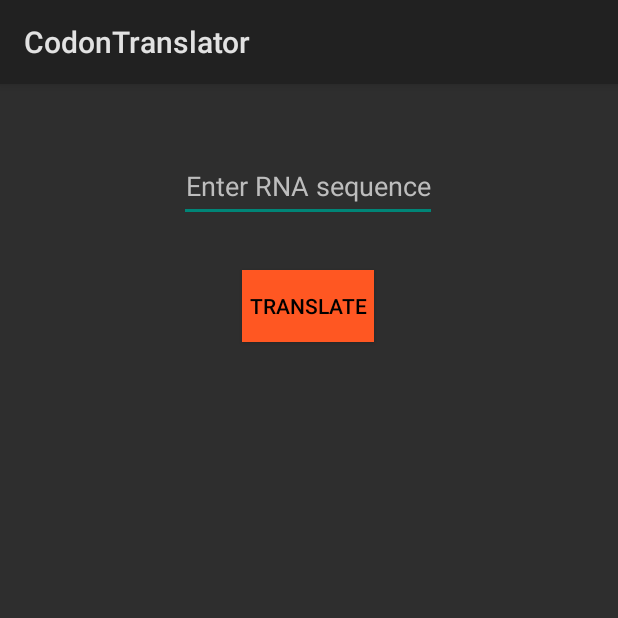
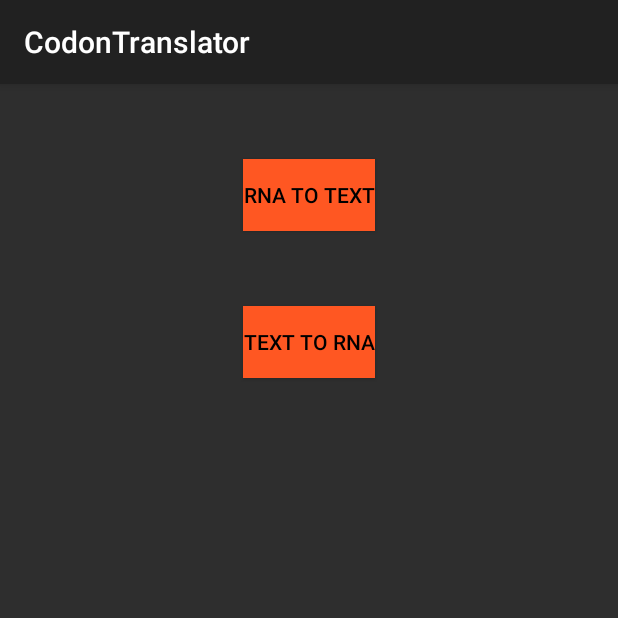
Before and after one commit to Morganator2000/CodonTranslator, an Android app built with Jetpack Compose: the screen it shows after launch (MainActivity), on a phone screen of 412 x 824 dp, the top half of it. Run offline under Robolectric (Android 15) with nearby library versions, the phone set to English and light mode, and no system bars.

Commit message:
New plan, make text to RNA as well.

```diff
--- a/app/build.gradle.kts
+++ b/app/build.gradle.kts
@@ -65,6 +65,8 @@ dependencies {
     implementation(libs.androidx.material3)
     implementation(libs.androidx.constraintlayout)
     implementation(libs.androidx.appcompat)
+    implementation(libs.material)
+    implementation(libs.androidx.activity)
     testImplementation(libs.junit)
     androidTestImplementation(libs.androidx.junit)
     androidTestImplementation(libs.androidx.espresso.core)
--- a/app/src/main/java/com/hedgehax/codontranslator/MainActivity.kt
+++ b/app/src/main/java/com/hedgehax/codontranslator/MainActivity.kt
@@ -1,116 +1,27 @@
 package com.hedgehax.codontranslator
 
+import android.content.Intent
 import android.os.Bundle
 import android.widget.Button
-import android.widget.EditText
-import android.widget.TextView
-import androidx.activity.ComponentActivity
-import androidx.activity.enableEdgeToEdge
+import androidx.appcompat.app.AppCompatActivity
 
-class MainActivity : ComponentActivity() {
+
+class MainActivity : AppCompatActivity() {
     override fun onCreate(savedInstanceState: Bundle?) {
         super.onCreate(savedInstanceState)
-        enableEdgeToEdge()
         setContentView(R.layout.main_activity)
 
-        val rnaInput: EditText = findViewById(R.id.rnaInput)
-        val translateButton: Button = findViewById(R.id.translateButton)
-        val textOutput: TextView = findViewById(R.id.textOutput)
+        val rnaToTextButton : Button = findViewById(R.id.rna_to_text_button)
+        val textToRnaButton : Button = findViewById(R.id.text_to_rna_button)
 
-        translateButton.setOnClickListener {
-            val rnaSequence = rnaInput.text.toString()
-            if (rnaSequence.isBlank()) {
-                showErrorDialog("You must type something in.")
-                return@setOnClickListener
-            }
-            try {
-                if (validateSequence(rnaSequence)) {
-                    val aminoAcidString = sequenceToCodon(rnaSequence)
-                    textOutput.text = aminoAcidString
-                }
-            } catch (e: InvalidSequenceException) {
-                showErrorDialog(e.message)
-            } catch (e: InvalidCharacterException) {
-                showErrorDialog(e.message)
-            } catch (e: Exception) {
-                showErrorDialog("An unknown error occurred.")
-            }
+        rnaToTextButton.setOnClickListener {
+            val intent = Intent(this,RnaToText::class.java)
+            startActivity(intent)
+        }
+
+        textToRnaButton.setOnClickListener {
+            val intent = Intent(this,TextToRna::class.java)
+            startActivity(intent)
         }
     }
-
-    override fun onPause() {
-        super.onPause()
-    }
-
-    class InvalidSequenceException(message: String) : Exception(message)
-    class InvalidCharacterException(message: String) : Exception(message)
-
-    private fun validateSequence(sequence: String): Boolean {
-        if (sequence.length % 3 != 0) {
-            throw InvalidSequenceException("Incorrect number of characters. Sequence should be in a multiple of three. You have " + (sequence.length % 3) + " extra character(s).")
-        }
-
-        val upperSequence = sequence.uppercase()
-        val validCharacters = setOf('A', 'C', 'G', 'U')
-
-        for (char in upperSequence) {
-            if (char !in validCharacters) {
-                throw InvalidCharacterException("Invalid character '$char'.")
-            }
-        }
-        return true
-    }
-
-    private fun splitSequence(sequence: String): List<String> {
-        return sequence.chunked(3)
-    }
-
-    private fun translateCodon(codon: String): String {
-        return when (codon) {
-            "GCA", "GCC", "GCG", "GCU" -> "A"
-            "CGA", "CGC", "CGG", "CGU", "AGA", "AGG" -> "R"
-            "AAU", "AAC" -> "N"
-            "GAU", "GAC" -> "D"
-            "UGU", "UGC" -> "C"
-            "CAA", "CAG" -> "Q"
-            "GAA", "GAG" -> "E"
-            "GGA", "GGC", "GGU", "GGG" -> "G"
-            "CAU", "CAC" -> "H"
-            "AUA", "AUC", "AUU" -> "I"
-            "UUA", "UUG", "CUA", "CUC", "CUG", "CUU" -> "L"
-            "AAA", "AAG" -> "K"
-            "AUG" -> "M"
-            "UUU", "UUC" -> "F"
-            "CCA", "CCC", "CCG", "CCU" -> "P"
-            "AGU", "AGC", "UCA", "UCC", "UCG", "UCU" -> "S"
-            "ACA", "ACC", "ACG", "ACU" -> "T"
-            "UGG" -> "W"
-            "UAU", "UAC" -> "Y"
-            "GUA", "GUC", "GUG", "GUU" -> "V"
-            "UAA", "UAG", "UGA" -> " [stop codon] "
-            else -> " Invalid value. How did you do that? "
-        }
-    }
-
-    private fun sequenceToCodon(sequence: String): String {
-        val upperSequence = sequence.uppercase()
-        validateSequence(upperSequence)
-        val codons = splitSequence(upperSequence)
-        val aminoAcids = mutableListOf<String>()
-
-        for (codon in codons) {
-            val aminoAcid = translateCodon(codon)
-            aminoAcids.add(aminoAcid)
-        }
-
-        return aminoAcids.joinToString("")
-    }
-
-    private fun showErrorDialog(message: String?) {
-        android.app.AlertDialog.Builder(this, R.style.AlertDialog)
-            .setTitle("Error")
-            .setMessage(message)
-            .setPositiveButton("OK", null)
-            .show()
-    }
 }
--- a/app/src/main/res/layout/main_activity.xml
+++ b/app/src/main/res/layout/main_activity.xml
@@ -5,44 +5,31 @@
     android:layout_height="match_parent"
     xmlns:app="http://schemas.android.com/apk/res-auto">
 
-    <EditText
-        android:id="@+id/rnaInput"
+    <Button
+        android:id="@+id/rna_to_text_button"
         android:layout_width="wrap_content"
         android:layout_height="wrap_content"
-        android:layout_marginStart="20dp"
-        android:layout_marginTop="100dp"
-        android:layout_marginEnd="20dp"
-        android:hint="Enter RNA sequence"
-        android:textColorHint="@color/light_grey"
-        android:minHeight="48dp"
-        android:textAlignment="center"
-        android:textSize="8pt"
-        android:textColor="@color/white"
+        android:layout_marginTop="50dp"
+        android:layout_marginBottom="10dp"
+        android:text="RNA to Text"
+        android:background="@color/orange"
+        android:textColor="@color/black"
         app:layout_constraintEnd_toEndOf="parent"
-        app:layout_constraintHorizontal_bias="0.497"
         app:layout_constraintStart_toStartOf="parent"
         app:layout_constraintTop_toTopOf="parent" />
 
     <Button
-        android:id="@+id/translateButton"
+        android:id="@+id/text_to_rna_button"
         android:layout_width="wrap_content"
         android:layout_height="wrap_content"
-        android:layout_marginTop="32dp"
-        android:text="Translate"
+        android:layout_marginTop="50dp"
+        android:layout_marginBottom="10dp"
+        android:text="Text to RNA"
         android:background="@color/orange"
         android:textColor="@color/black"
-        app:layout_constraintEnd_toEndOf="@+id/rnaInput"
-        app:layout_constraintStart_toStartOf="@+id/rnaInput"
-        app:layout_constraintTop_toBottomOf="@+id/rnaInput" />
-
-    <TextView
-        android:id="@+id/textOutput"
-        android:layout_width="wrap_content"
-        android:layout_height="wrap_content"
-        android:layout_marginTop="32dp"
-        app:layout_constraintEnd_toEndOf="@+id/translateButton"
-        app:layout_constraintStart_toStartOf="@+id/translateButton"
-        app:layout_constraintTop_toBottomOf="@+id/translateButton" />
+        app:layout_constraintEnd_toEndOf="parent"
+        app:layout_constraintStart_toStartOf="parent"
+        app:layout_constraintTop_toBottomOf="@+id/rna_to_text_button" />
 
 
 </androidx.constraintlayout.widget.ConstraintLayout>
--- a/app/src/main/res/values/themes.xml
+++ b/app/src/main/res/values/themes.xml
@@ -1,7 +1,6 @@
 <?xml version="1.0" encoding="utf-8"?>
 <resources>
-
-    <style name="Theme.CodonTranslator" parent="android:Theme.Material.Light.DarkActionBar">
+    <style name="Theme.CodonTranslator" parent="Theme.AppCompat.Light.DarkActionBar">
         <item name="android:windowBackground">@color/dark_grey</item>
         <item name="android:textColor">@android:color/white</item>
         <item name="android:textColorSecondary">@android:color/black</item>
--- a/gradle/libs.versions.toml
+++ b/gradle/libs.versions.toml
@@ -10,6 +10,8 @@ activityCompose = "1.8.0"
 composeBom = "2024.04.01"
 constraintlayout = "2.1.4"
 appcompat = "1.7.0"
+material = "1.10.0"
+activity = "1.9.1"
 
 [libraries]
 androidx-core-ktx = { group = "androidx.core", name = "core-ktx", version.ref = "coreKtx" }
@@ -28,6 +30,8 @@ androidx-ui-test-junit4 = { group = "androidx.compose.ui", name = "ui-test-junit
 androidx-material3 = { group = "androidx.compose.material3", name = "material3" }
 androidx-constraintlayout = { group = "androidx.constraintlayout", name = "constraintlayout", version.ref = "constraintlayout" }
 androidx-appcompat = { group = "androidx.appcompat", name = "appcompat", version.ref = "appcompat" }
+material = { group = "com.google.android.material", name = "material", version.ref = "material" }
+androidx-activity = { group = "androidx.activity", name = "activity", version.ref = "activity" }
 
 [plugins]
 android-application = { id = "com.android.application", version.ref = "agp" }
```
Also changed, not shown: app/src/main/AndroidManifest.xml (+6 -1 lines), app/src/main/java/com/hedgehax/codontranslator/RnaToText.kt (added, +116 -0 lines), app/src/main/java/com/hedgehax/codontranslator/TextToRna.kt (added, +20 -0 lines), app/src/main/res/layout/activity_rna_to_text.xml (added, +48 -0 lines), app/src/main/res/layout/activity_text_to_rna.xml (added, +10 -0 lines).
